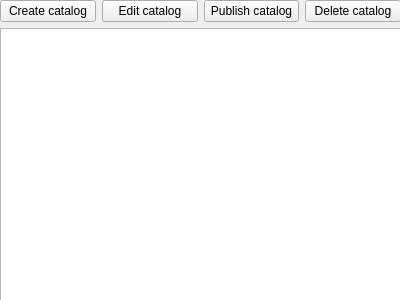
itumashyk/TofP, file productmanagerform.ui: the form before one commit.
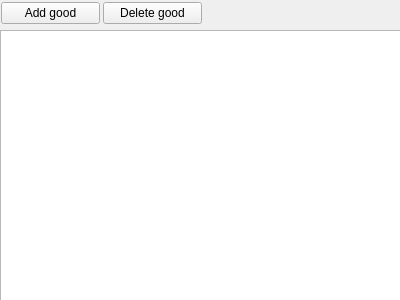
The form after the commit.

Commit message: Product Manager catalog added

The edit to the form file:
```diff
--- a/productmanagerform.ui
+++ b/productmanagerform.ui
@@ -10,6 +10,12 @@
     <height>300</height>
    </rect>
   </property>
+  <property name="sizePolicy">
+   <sizepolicy hsizetype="Expanding" vsizetype="Expanding">
+    <horstretch>0</horstretch>
+    <verstretch>0</verstretch>
+   </sizepolicy>
+  </property>
   <property name="windowTitle">
    <string>Product Manager Form</string>
   </property>
@@ -19,50 +25,45 @@
   <property name="autoFillBackground">
    <bool>false</bool>
   </property>
-  <widget class="QWidget" name="">
+  <widget class="QTableView" name="tableView">
    <property name="geometry">
     <rect>
      <x>0</x>
-     <y>0</y>
+     <y>30</y>
      <width>401</width>
-     <height>301</height>
+     <height>271</height>
     </rect>
    </property>
-   <layout class="QVBoxLayout" name="verticalLayout">
+  </widget>
+  <widget class="QWidget" name="">
+   <property name="geometry">
+    <rect>
+     <x>1</x>
+     <y>1</y>
+     <width>201</width>
+     <height>25</height>
+    </rect>
+   </property>
+   <layout class="QHBoxLayout" name="horizontalLayout">
+    <property name="spacing">
+     <number>3</number>
+    </property>
+    <property name="sizeConstraint">
+     <enum>QLayout::SetMinimumSize</enum>
+    </property>
     <item>
-     <layout class="QHBoxLayout" name="horizontalLayout">
-      <item>
-       <widget class="QPushButton" name="createCatalog">
-        <property name="text">
-         <string>Create catalog</string>
-        </property>
-       </widget>
-      </item>
-      <item>
-       <widget class="QPushButton" name="pushButton">
-        <property name="text">
-         <string>Edit catalog</string>
-        </property>
-       </widget>
-      </item>
-      <item>
-       <widget class="QPushButton" name="pushButton_2">
-        <property name="text">
-         <string>Publish catalog</string>
-        </property>
-       </widget>
-      </item>
-      <item>
-       <widget class="QPushButton" name="pushButton_3">
-        <property name="text">
-         <string>Delete catalog</string>
-        </property>
-       </widget>
-      </item>
-     </layout>
+     <widget class="QPushButton" name="createCatalog">
+      <property name="text">
+       <string>Add good</string>
+      </property>
+     </widget>
     </item>
     <item>
-     <widget class="QTreeView" name="treeView"/>
+     <widget class="QPushButton" name="pushButton">
+      <property name="text">
+       <string>Delete good</string>
+      </property>
+     </widget>
     </item>
    </layout>
   </widget>
```
Left out of the diff: 22 changed lines with no effect on the pictures. The commit also changes 8 other files.
